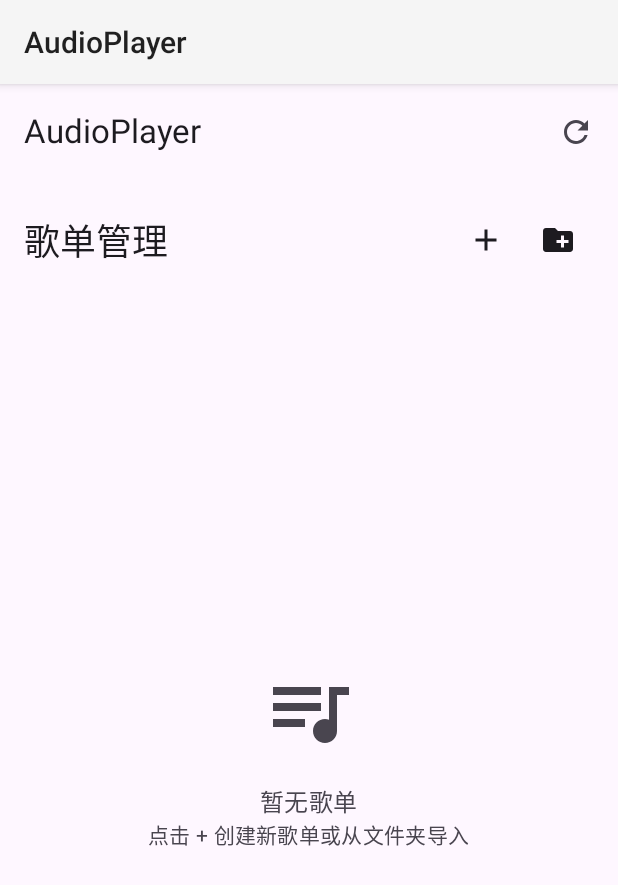
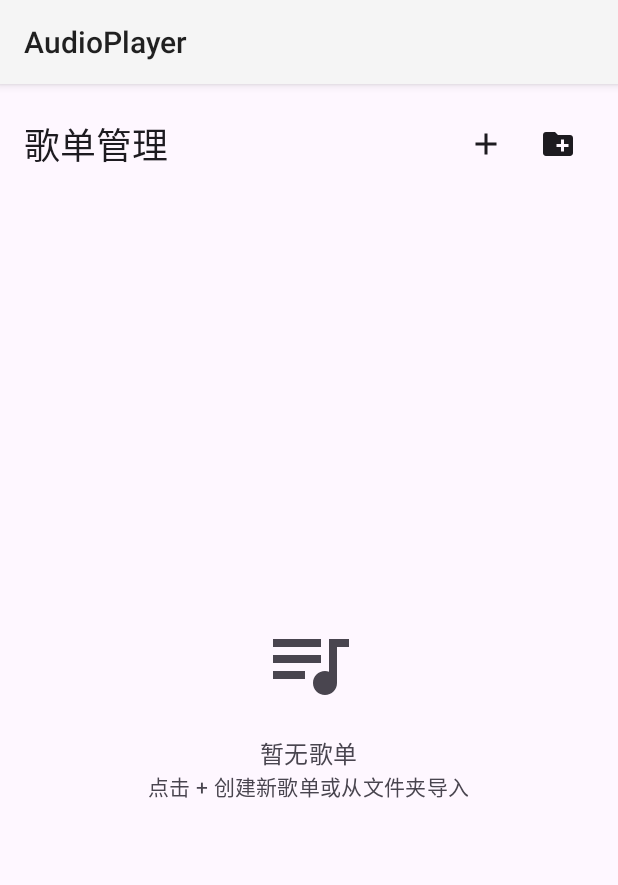
Before and after one commit to bolind86/QAudioPlayer, an Android app built with Jetpack Compose: the screen it shows after launch (MainActivity), on a phone screen of 412 x 824 dp. Shown: the top 885 px of the screen. Run offline under Robolectric (Android 15) with nearby library versions, the phone set to English and light mode, and no system bars; our stand-ins replace Room's generated code; 2 statements that could not run were skipped.

Commit message:
refactor(ui): 取消首页顶部栏以简化界面
- 移除首页AudioPlayer的TopAppBar组件
- 删除刷新音乐库按钮及相关图标
- 保持首页界面简洁，顶部栏由其他界面单独处理

```diff
--- a/app/src/main/java/com/audioplayer/ui/AudioPlayerApp.kt
+++ b/app/src/main/java/com/audioplayer/ui/AudioPlayerApp.kt
@@ -40,19 +40,7 @@ fun AudioPlayerApp(
         topBar = {
             when (currentScreen) {
                 "playlists" -> {
-                    TopAppBar(
-                        title = { Text("AudioPlayer") },
-                        actions = {
-                            IconButton(
-                                onClick = { viewModel.refreshAudioFiles() }
-                            ) {
-                                Icon(
-                                    imageVector = Icons.Default.Refresh,
-                                    contentDescription = "刷新音乐库"
-                                )
-                            }
-                        }
-                    )
+                    // 首页不显示TopBar，保持界面简洁
                 }
                 else -> {
                     // 其他界面的TopBar由各自界面处理
```
